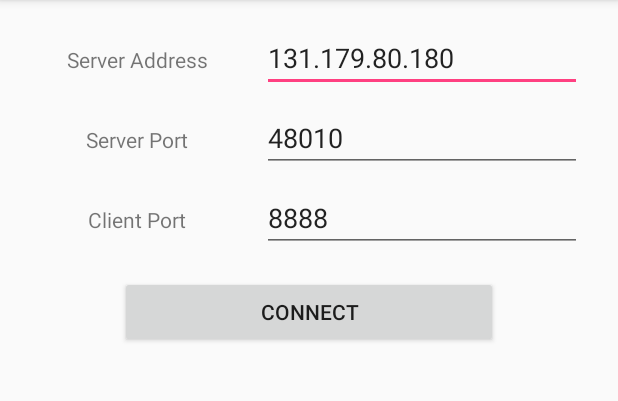
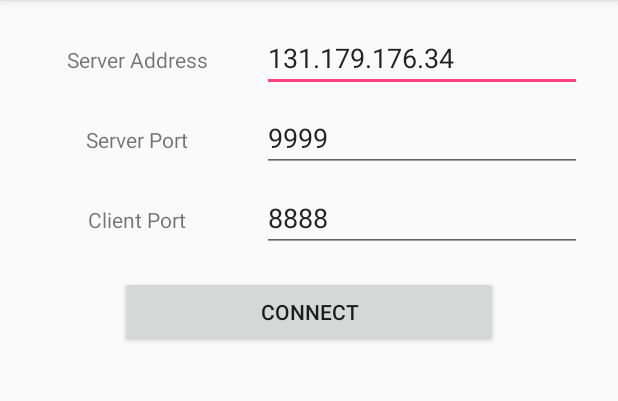
Before and after one commit to ZhaoweiTan/nftBook-socket, an Android app: the screen it shows after launch (MainActivity), on a phone screen of 412 x 824 dp, the part 84-485 px from its top. Run offline under Robolectric (Android 15) with nearby library versions, the phone set to English and light mode, and no system bars.

Commit message:
modify server port and addr hint and value

```diff
--- a/AndroidClient/app/src/main/res/layout/activity_main.xml
+++ b/AndroidClient/app/src/main/res/layout/activity_main.xml
@@ -26,9 +26,9 @@
         android:layout_marginRight="24dp"
         android:layout_marginTop="16dp"
         android:ems="10"
-        android:hint="131.179.176.34"
+        android:hint="131.179.80.180"
         android:inputType="textPersonName"
-        android:text="131.179.80.180"
+        android:text="131.179.176.34"
         app:layout_constraintRight_toRightOf="parent"
         app:layout_constraintTop_toTopOf="parent" />
 
@@ -52,9 +52,9 @@
         android:layout_marginRight="24dp"
         android:layout_marginTop="8dp"
         android:ems="10"
-        android:hint="9999"
+        android:hint="48010"
         android:inputType="textPersonName"
-        android:text="48010"
+        android:text="9999"
         app:layout_constraintRight_toRightOf="parent"
         app:layout_constraintTop_toBottomOf="@+id/editTextServerAddr" />
 
```
